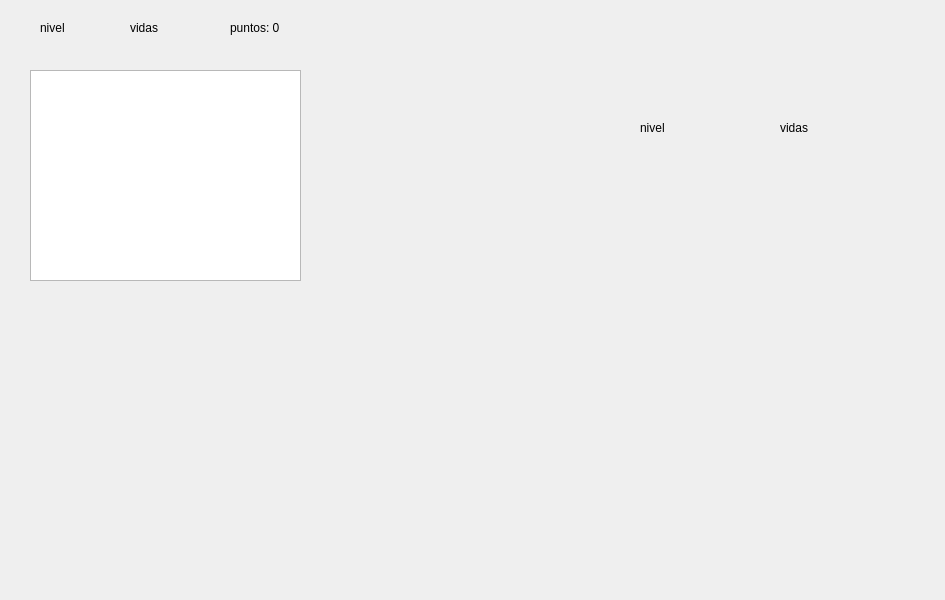
Old version of the form ventanas.ui in the repository AlejandroNaranjoUdeA/Juego-Proyecto-Final.
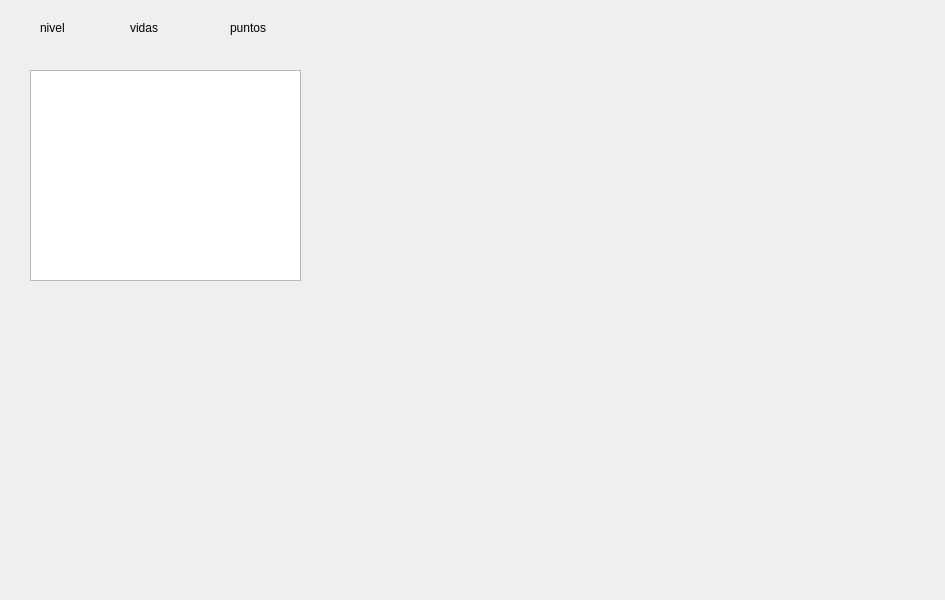
New version of the form.

Commit message: agregar puntos, vidas, niveles y movimiento de enemigos aplicando fisica

What changed in the file:
```diff
--- a/ventanas.ui
+++ b/ventanas.ui
@@ -64,56 +64,7 @@
       <rect>
        <x>200</x>
        <y>10</y>
-       <width>49</width>
-       <height>16</height>
-      </rect>
-     </property>
-     <property name="text">
-      <string>puntos: 0</string>
-     </property>
-    </widget>
-   </widget>
-   <widget class="QWidget" name="Game_window_2" native="true">
-    <property name="geometry">
-     <rect>
-      <x>600</x>
-      <y>90</y>
-      <width>301</width>
-      <height>201</height>
-     </rect>
-    </property>
-    <widget class="QLabel" name="L_nivel_2">
-     <property name="geometry">
-      <rect>
-       <x>40</x>
-       <y>30</y>
-       <width>49</width>
-       <height>16</height>
-      </rect>
-     </property>
-     <property name="text">
-      <string>nivel</string>
-     </property>
-    </widget>
-    <widget class="QLabel" name="L_vidas_2">
-     <property name="geometry">
-      <rect>
-       <x>180</x>
-       <y>30</y>
-       <width>49</width>
-       <height>16</height>
-      </rect>
-     </property>
-     <property name="text">
-      <string>vidas</string>
-     </property>
-    </widget>
-    <widget class="QLabel" name="L_puntos_2">
-     <property name="geometry">
-      <rect>
-       <x>350</x>
-       <y>30</y>
-       <width>49</width>
+       <width>111</width>
        <height>16</height>
       </rect>
      </property>
```
The commit also changes 4 other files.
